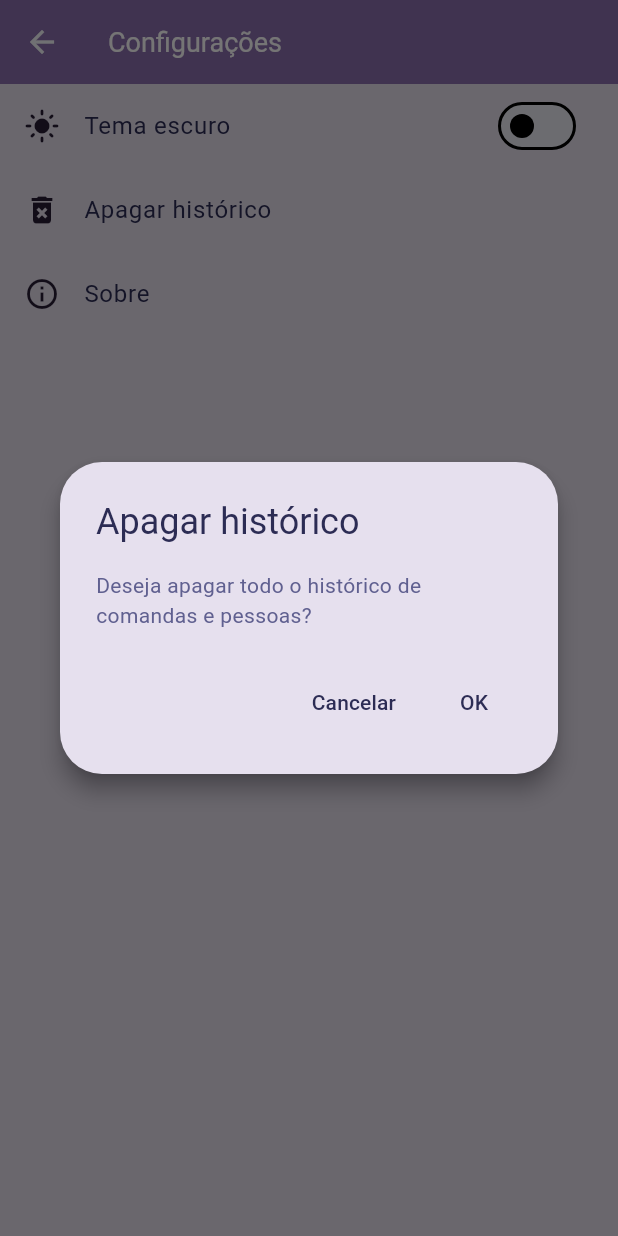
After one commit to robertobetini/divisor-de-comandas, a Flutter app: the SettingsPage screen opened directly, after a tap on "Apagar histórico", on a phone screen of 412 x 824 dp. The commit adds this screen. Run offline on Flutter 3.47's test engine with Material 3 defaults, Android fonts, the phone set to English and light mode, and no system bars; our stand-ins replace decimal; missing offline and left inert: sqlite3.

Commit message:
feat: UI improvements (light theme and better colors), broken dark theme and other stuff

```diff
--- /dev/null
+++ b/lib/constants.dart
@@ -0,0 +1,3 @@
+class Constants {
+  static const String settingsIsDarkModeOnParam = "isDarkModeOn";
+}
--- a/lib/factories/positioned_factory.dart
+++ b/lib/factories/page_indicator_factory.dart
@@ -1,6 +1,6 @@
 import 'package:flutter/material.dart';
 
-class PositionedFactory {
+class PageIndicatorFactory {
   static Positioned create(int pageCount, int currentPage) {
     return Positioned(
       bottom: 28,
@@ -15,7 +15,7 @@ class PositionedFactory {
             width: currentPage == index ? 12 : 8,
             height: currentPage == index ? 12 : 8,
             decoration: BoxDecoration(
-              color: currentPage == index ? const Color(0xFFE0E0E0) : const Color(0xFFA8A8A8),
+              color: currentPage == index ? const Color(0xFF8C75A8) : const Color(0xFF8E839A),
               shape: BoxShape.circle,
             ),
           ),
--- a/lib/main.dart
+++ b/lib/main.dart
@@ -1,25 +1,51 @@
 import 'package:divisao_contas/db/db_context.dart';
 import 'package:flutter/material.dart';
+import 'constants.dart';
 import 'pages/home_page.dart';
 import 'themes.dart';
+import 'repositories/settings_repository.dart';
+
+late SettingsRepository settingsRepository;
+late ThemeData currentTheme;
 
 void main() async {
   WidgetsFlutterBinding.ensureInitialized();
+  await DbContext.initDb();
 
-  await DbContext.initDb();
+  settingsRepository = SettingsRepository();
+  var isDarkModeOn = settingsRepository.getPreference<bool>(Constants.settingsIsDarkModeOnParam) ?? false;
+  currentTheme = isDarkModeOn ? darkTheme : lightPurpleTheme;
 
   runApp(const App());
 }
 
-class App extends StatelessWidget {
+class App extends StatefulWidget {
   const App({super.key});
 
   @override
+  State<App> createState() => _AppState();
+
+  static void setTheme(BuildContext context, ThemeData themeData) {
+    var state = context.findAncestorStateOfType<_AppState>();
+    if (state == null) {
+      throw Exception("_AppState não encontrado!");
+    }
+
+    state.setState(() {
+      currentTheme = themeData;
+    });
+  }
+
+}
+
+class _AppState extends State<App> {
+  @override
   Widget build(BuildContext context) {
     return MaterialApp(
-      title: 'Divisor de comandas',
-      theme: darkGreenTheme,
-      home: const HomePage(title: 'Divisor de comandas'),
+      title: "Divisor de comandas",
+      theme: currentTheme,
+      // darkTheme: darkGreenTheme,
+      home: const HomePage(title: "Divisor de comandas")
     );
   }
 }
--- a/lib/pages/order_form_pages/order_form_page.dart
+++ b/lib/pages/order_form_pages/order_form_page.dart
@@ -2,7 +2,7 @@ import 'package:decimal/decimal.dart';
 import 'package:divisao_contas/models/people.dart';
 import 'package:divisao_contas/repositories/order_repository.dart';
 import 'package:flutter/material.dart';
-import '../../factories/positioned_factory.dart';
+import '../../factories/page_indicator_factory.dart';
 import '../../models/order.dart';
 import '../../repositories/people_repository.dart';
 import 'page_1.dart';
@@ -90,7 +90,7 @@ class _OrderFormPageState extends State<OrderFormPage> {
             },
             children: pages,
           ),
-          PositionedFactory.create(pages.length, _currentPage),
+          PageIndicatorFactory.create(pages.length, _currentPage),
         ],
       ),
       floatingActionButton: FloatingActionButton(
--- a/lib/pages/order_form_pages/page_1.dart
+++ b/lib/pages/order_form_pages/page_1.dart
@@ -1,3 +1,4 @@
+import 'package:divisao_contas/custom_widgets/padded_list_view.dart';
 import 'package:flutter/material.dart';
 import 'package:decimal/decimal.dart';
 import '../../models/order.dart';
@@ -38,11 +39,11 @@ Widget createPage1(BuildContext context, Order order, Function setState, TextEdi
           ),
         ),
       Expanded(
-        child: ListView.builder(
+        child: PaddedListView(
           itemCount: orderItems.length,
           itemBuilder: (context, index) {
             var item = orderItems[index];
-            return ListTile(
+            return PaddedListTile(
               leading: Text("${item.quantity}x"),
               title: Text(item.product.name),
               subtitle: Text("\$${item.product.price.toStringAsFixed(2)} / un."),
--- a/lib/pages/order_form_pages/page_2.dart
+++ b/lib/pages/order_form_pages/page_2.dart
@@ -1,3 +1,4 @@
+import 'package:divisao_contas/custom_widgets/padded_list_view.dart';
 import 'package:flutter/material.dart';
 import '../../factories/edge_insets_factory.dart';
 import '../../models/order.dart';
@@ -33,7 +34,7 @@ Widget createPage2(BuildContext context, Order order, Function setState, TextEdi
         )
       ),
       Expanded(
-        child: ListView.builder(
+        child: PaddedListView(
           itemCount: payers.length,
           itemBuilder: (context, index) {
             var payer = payers[index];
@@ -114,7 +115,7 @@ Widget createPage2(BuildContext context, Order order, Function setState, TextEdi
               );
             children.add(addItemLinkButton);
 
-            return ExpansionTile(
+            return PaddedExpansionTile(
               title: Text(payer.people.name),
               children: children
             );
--- a/lib/pages/order_page.dart
+++ b/lib/pages/order_page.dart
@@ -1,5 +1,6 @@
 import 'package:flutter/material.dart';
 import 'package:intl/intl.dart';
+import '../custom_widgets/padded_list_view.dart';
 import 'order_form_pages/order_form_page.dart';
 import 'order_summary_page/order_summary_page.dart';
 import '../repositories/order_repository.dart';
@@ -37,12 +38,12 @@ class _OrderPageState extends State<OrderPage> {
       body: Column(
         children: [
           Expanded(
-            child: ListView.builder(
+            child: PaddedListView(
               itemCount: orders.length,
               itemBuilder: (context, index) {
                 var order = orders[index];
 
-                return ListTile(
+                return PaddedListTile(
                   leading: order.isClosed ? Icon(Icons.check_circle_outline) : const Text(""),
                   title: Text(dateFormatter.format(order.createdAt)),
                   subtitle: Text(order.description ?? ""),
--- a/lib/pages/order_summary_page/order_summary_page.dart
+++ b/lib/pages/order_summary_page/order_summary_page.dart
@@ -1,4 +1,4 @@
-import 'package:divisao_contas/factories/positioned_factory.dart';
+import 'package:divisao_contas/factories/page_indicator_factory.dart';
 import 'package:flutter/material.dart';
 import '../../repositories/order_repository.dart';
 import '../../models/order.dart';
@@ -54,7 +54,7 @@ class _OrderSummaryPageState extends State<OrderSummaryPage> {
             },
             children: pages
           ),
-          PositionedFactory.create(pages.length, _currentPage),
+          PageIndicatorFactory.create(pages.length, _currentPage),
         ],
       )
     );
--- a/lib/pages/order_summary_page/page_1.dart
+++ b/lib/pages/order_summary_page/page_1.dart
@@ -12,7 +12,10 @@ Widget createPage1(BuildContext context, Order order) {
   return Column(
     mainAxisSize: MainAxisSize.min,
     children: [
-      Text(dateFormatter.format(order.createdAt)),
+      Padding(
+        padding: EdgeInsets.fromLTRB(0, 5, 0, 0),
+        child: Text(dateFormatter.format(order.createdAt))
+      ),
       Text(order.description ?? ""),
       Expanded(
         child: ListView.builder(
--- /dev/null
+++ b/lib/pages/settings_page.dart
@@ -0,0 +1,121 @@
+import 'package:divisao_contas/repositories/settings_repository.dart';
+import 'package:divisao_contas/themes.dart';
+import 'package:flutter/material.dart';
+import '../constants.dart';
+import '../db/db_context.dart';
+import '../main.dart';
+
+final settingsRepository = SettingsRepository();
+
+MaterialPageRoute createSettingsRoute(BuildContext context) {
+  return SettingsPageRoute(builder: (context) => const SettingsPage(title: "Configurações"));
+}
+
+class SettingsPageRoute extends MaterialPageRoute<void> {
+  SettingsPageRoute({ required super.builder });
+}
+
+class SettingsPage extends StatefulWidget {
+  const SettingsPage({ required this.title });
+
+  final String title;
+
+  @override
+  State<SettingsPage> createState() => _SettingsPageState();
+}
+
+class _SettingsPageState extends State<SettingsPage> {
+  @override
+  Widget build(BuildContext context) {
+    var isDarkModeOn = settingsRepository.getPreference<bool>(Constants.settingsIsDarkModeOnParam) ?? false;
+
+    return Scaffold(
+      appBar: AppBar(
+        title: Text(widget.title)
+      ),
+      body: Column(
+        children: [
+          ListTile(
+            leading: isDarkModeOn ? Icon(Icons.dark_mode) : Icon(Icons.light_mode),
+            title: const Text("Tema escuro"),
+            trailing: Switch(
+              value: isDarkModeOn,
+              onChanged: (value) {
+                setState(() {
+                  settingsRepository.setPreference(Constants.settingsIsDarkModeOnParam, value);
+                  App.setTheme(context, value ? darkTheme : lightPurpleTheme);
+                });
+              }
+            )
+          ),
+          ListTile(
+            leading: Icon(Icons.delete_forever),
+            title: const Text("Apagar histórico"),
+            onTap: () async {
+              var result = await showDialog(
+                context: context,
+                builder: (context) {
+                  return AlertDialog(
+                    title: Text("Apagar histórico"),
+                    content: Text("Deseja apagar todo o histórico de comandas e pessoas?"),
+                    actions: [
+                      TextButton(
+                        onPressed: () => Navigator.of(context).pop(false),
+                        child: Text("Cancelar")
+                      ),
+                      TextButton(
+                        onPressed: () async {
+                          await DbContext.resetDb();
+
+                          if (!context.mounted) {
+                            return;
+                          }
+
+                          Navigator.of(context).pop(true);
+                        },
+                        child: Text("OK")
+                      )
+                    ]
+                  );
+                }
+              );
+
+              if (result == true && context.mounted) {
+                showDialog(
+                  context: context,
+                  builder: (context) {
+                    return AlertDialog(
+                      title: const Text("Apagar histórico"),
+                      content: Text("Todo o histórico de comandas e pessoas foi apagado"),
+                      actions: [
+                        TextButton(
+                          onPressed: () => Navigator.of(context).pop(false),
+                          child: Text("OK")
+                        )
+                      ],
+                    );
+                  }
+                );
+              }
+            },
+          ),
+          ListTile(
+            leading: Icon(Icons.info_outline),
+            title: const Text("Sobre"),
+            onTap: () => showAboutDialog(
+              context: context,
+              applicationName: "Divisor de comandas",
+              applicationVersion: "0.1.0",
+              applicationLegalese: '© 2025 Roberto Betini Junior',
+              children: [
+                const SizedBox(height: 16),
+                const Text('Projeto pessoal para gerenciar comandas virtuais.'),
+                const Text('Sem fins lucrativos.')
+              ],
+            )
+          )
+        ],
+      ),
+    );
+  }
+}
--- /dev/null
+++ b/lib/repositories/settings_repository.dart
@@ -0,0 +1,44 @@
+import '../db/db_context.dart';
+
+class SettingsRepository {
+  static final db = DbContext.connect();
+
+  void setPreference<T>(String key, T value) {
+    var valueType = T.toString().toLowerCase();
+
+    final stmt = db.prepare('''
+      INSERT INTO Settings (key, valueType, value) VALUES (?, ?, ?)
+      ON CONFLICT(key) DO UPDATE SET valueType = excluded.valueType, value = excluded.value
+    ''');
+    stmt.execute([key, valueType, value.toString()]);
+    stmt.dispose();
+  }
+
+  T? getPreference<T>(String key) {
+    final row = db
+      .select("SELECT * FROM Settings WHERE key = ?", [key])
+      .firstOrNull;
+
+    return _parseValue<T>(row?["value"]);
+  }
+
+  T? _parseValue<T>(String? value) {
+    if (value == null) {
+      return null;
+    }
+
+    var valueType = T.toString().toLowerCase();
+    switch (valueType) {
+      case "bool":
+        return bool.parse(value) as T;
+      case "string":
+        return value as T;
+      case "int":
+        return int.parse(value) as T;
+      case "double":
+        return double.parse(value) as T;
+      default:
+        return null;
+    }
+  }
+}
--- a/lib/themes.dart
+++ b/lib/themes.dart
@@ -2,33 +2,84 @@ import 'package:flutter/material.dart';
 
 final ThemeData darkTheme = ThemeData(
   brightness: Brightness.dark,
-  scaffoldBackgroundColor: const Color(0xFF121212),
+  scaffoldBackgroundColor: const Color(0xFF181818), // fundo um pouco mais claro
   colorScheme: const ColorScheme.dark(
-    primary: Color(0xFFE0E0E0), // texto destacado
-    secondary: Color(0xFFA0A0A0), // labels
-    surface: Color(0xFF1E1E1E),
-    background: Color(0xFF121212),
-    error: Color(0xFFB0B0B0), // cinza mais claro
-    onPrimary: Color(0xFF121212),
-    onSecondary: Color(0xFF121212),
-    onSurface: Color(0xFFE0E0E0),
-    onBackground: Color(0xFFE0E0E0),
-    onError: Color(0xFF121212),
+    primary: Color(0xFFCCCCCC), // texto destacado mais suave
+    secondary: Color(0xFF999999), // labels
+    surface: Color(0xFF222222), // cards/painéis mais claros
+    error: Color(0xFFA6A6A6), // cinza intermediário
+    onPrimary: Color(0xFF181818),
+    onSecondary: Color(0xFF181818),
+    onSurface: Color(0xFFCCCCCC),
+    onError: Color(0xFF181818),
   ),
-  dividerColor: const Color(0xFF2E2E2E),
+  dividerColor: const Color(0xFF2A2A2A),
   appBarTheme: const AppBarTheme(
-    backgroundColor: Color(0xFF1E1E1E),
-    titleTextStyle: TextStyle(color: Color(0xFFE0E0E0), fontSize: 18),
-    iconTheme: IconThemeData(color: Color(0xFFE0E0E0)),
+    backgroundColor: Color(0xFF222222),
+    titleTextStyle: TextStyle(color: Color(0xFFCCCCCC), fontSize: 18),
+    iconTheme: IconThemeData(color: Color(0xFFCCCCCC)),
   ),
   textTheme: const TextTheme(
-    bodyLarge: TextStyle(color: Color(0xFFE0E0E0)),
-    bodyMedium: TextStyle(color: Color(0xFFA0A0A0)),
+    bodyLarge: TextStyle(color: Color(0xFFCCCCCC)),
+    bodyMedium: TextStyle(color: Color(0xFF999999)),
   ),
   elevatedButtonTheme: ElevatedButtonThemeData(
     style: ElevatedButton.styleFrom(
-      backgroundColor: const Color.fromARGB(255, 200, 200, 200), // cinza claro
-      foregroundColor: const Color(0xFF121212), // texto escuro
+      backgroundColor: const Color(0xFFB5B5B5), // menos branco, mais cinza médio
+      foregroundColor: const Color(0xFF181818),
+      textStyle: const TextStyle(fontWeight: FontWeight.w600),
+      shape: RoundedRectangleBorder(
+        borderRadius: BorderRadius.circular(8),
+      ),
+    ),
+  ),
+  outlinedButtonTheme: OutlinedButtonThemeData(
+    style: OutlinedButton.styleFrom(
+      foregroundColor: const Color(0xFFCCCCCC),
+      side: const BorderSide(color: Color(0xFFCCCCCC)),
+    ),
+  ),
+  expansionTileTheme: ExpansionTileThemeData(
+    shape: RoundedRectangleBorder(borderRadius: BorderRadius.zero),
+    backgroundColor: const Color.fromARGB(10, 255, 255, 255), // menos destaque
+    collapsedBackgroundColor: Colors.transparent,
+  ),
+  listTileTheme: const ListTileThemeData(
+    leadingAndTrailingTextStyle: TextStyle(fontSize: 14, color: Color(0xFFCCCCCC)),
+  ),
+);
+
+final ThemeData lightPurpleTheme = ThemeData(
+  brightness: Brightness.light,
+  scaffoldBackgroundColor: const Color(0xFFE6E0EE),
+  cardColor: const Color(0xFFE6E0EE),
+  splashColor: const Color(0xFFB5A2CC),
+  highlightColor: const Color(0x88CEC1DD),
+  colorScheme: const ColorScheme.light(
+    primary: Color(0xFF2C2C54),
+    secondary: Color(0xFF606090),
+    surface: Color(0xFFECECF5),
+    error: Color(0xFF8C6FAF),
+    onPrimary: Color(0xFFF5F6FA),
+    onSecondary: Color(0xFFF5F6FA),
+    onSurface: Color(0xFF2C2C54),
+    onError: Color(0xFFF5F6FA),
+    background: const Color(0xFFE6E0EE),
+  ),
+  dividerColor: const Color(0xFFD0D0E6),
+  appBarTheme: const AppBarTheme(
+    backgroundColor: Color(0xFF8C6FAF),
+    titleTextStyle: TextStyle(fontSize: 18),
+    iconTheme: IconThemeData(color: Color(0xFFF5F6FA)),
+  ),
+  textTheme: const TextTheme(
+    bodyLarge: TextStyle(color: Color(0xFF2C2C54)),
+    bodyMedium: TextStyle(color: Color(0xFF606090)),
+  ),
+  elevatedButtonTheme: ElevatedButtonThemeData(
+    style: ElevatedButton.styleFrom(
+      backgroundColor: const Color(0xFF8C6FAF),
+      foregroundColor: const Color(0xFFF5F6FA),
       textStyle: const TextStyle(fontWeight: FontWeight.bold),
       shape: RoundedRectangleBorder(
         borderRadius: BorderRadius.circular(8),
@@ -37,65 +88,28 @@ final ThemeData darkTheme = ThemeData(
   ),
   outlinedButtonTheme: OutlinedButtonThemeData(
     style: OutlinedButton.styleFrom(
-      foregroundColor: const Color(0xFFE0E0E0),
-      side: const BorderSide(color: Color(0xFFE0E0E0)),
+      foregroundColor: const Color(0xFF2C2C54),
+      side: const BorderSide(color: Color(0xFF2C2C54)),
     ),
   ),
   expansionTileTheme: ExpansionTileThemeData(
-    shape: RoundedRectangleBorder(borderRadius: BorderRadius.zero),
-    backgroundColor: const Color.fromARGB(15, 255, 255, 255),
-    collapsedBackgroundColor: Colors.transparent,
+    shape: RoundedRectangleBorder(borderRadius: BorderRadius.all(Radius.zero)),
+    backgroundColor: const Color(0xCCB5A2CC),
+    collapsedBackgroundColor: const Color(0xBBCEC1DD)
   ),
   listTileTheme: ListTileThemeData(
-    leadingAndTrailingTextStyle: TextStyle(fontSize: 14)
+    selectedColor: Color(0xFF8C6FAF),
+    selectedTileColor: Color(0xFF8C6FAF),
+    iconColor: const Color(0xFF281D35),
+    leadingAndTrailingTextStyle: TextStyle(fontSize: 14, color: Color(0xFF2C2C54)),
+  ),
+  floatingActionButtonTheme: FloatingActionButtonThemeData(
+    backgroundColor: const Color(0xFF8C6FAF),
+    foregroundColor: const Color(0xFFF5F6FA),
+  ),
+  dialogTheme: DialogThemeData(
+    backgroundColor: const Color(0xFFE6E0EE),
+    shadowColor: const Color(0xFF1E1627),
+    iconColor: const Color(0xFF1E1627)
   )
 );
-
-final ThemeData darkGreenTheme = ThemeData(
-  brightness: Brightness.dark,
-  scaffoldBackgroundColor: const Color(0xFF121312), // quase preto, verde bem sutil
-  colorScheme: const ColorScheme.dark(
-    primary: Color(0xFFE0E0E0), // texto destacado (cinza claro)
-    secondary: Color(0xFFA8A8A8), // labels (cinza médio com nuance verde)
-    surface: Color(0xFF1C1D1C), // cards/painéis (cinza esverdeado bem leve)
-    error: Color(0xFFB5B5B5), // cinza claro mais frio
-    onPrimary: Color(0xFF121312),
-    onSecondary: Color(0xFF121312),
-    onSurface: Color(0xFFE0E0E0),
-    onError: Color(0xFF121312),
-  ),
-  dividerColor: const Color(0xFF2C2E2C), // divisória cinza neutra com viés verde
-  appBarTheme: const AppBarTheme(
-    backgroundColor: Color(0xFF1C1D1C),
-    titleTextStyle: TextStyle(color: Color(0xFFE0E0E0), fontSize: 18),
-    iconTheme: IconThemeData(color: Color(0xFFE0E0E0)),
-  ),
-  textTheme: const TextTheme(
-    bodyLarge: TextStyle(color: Color(0xFFE0E0E0)),
-    bodyMedium: TextStyle(color: Color(0xFFA8A8A8)),
-  ),
-  elevatedButtonTheme: ElevatedButtonThemeData(
-    style: ElevatedButton.styleFrom(
-      backgroundColor: const Color(0xFFCFCFCF), // quase cinza puro
-      foregroundColor: const Color(0xFF121312), // texto escuro
-      textStyle: const TextStyle(fontWeight: FontWeight.bold),
-      shape: RoundedRectangleBorder(
-        borderRadius: BorderRadius.circular(8),
-      ),
-    ),
-  ),
-  outlinedButtonTheme: OutlinedButtonThemeData(
-    style: OutlinedButton.styleFrom(
-      foregroundColor: const Color(0xFFE0E0E0),
-      side: const BorderSide(color: Color(0xFFE0E0E0)),
-    ),
-  ),
-  expansionTileTheme: ExpansionTileThemeData(
-    shape: RoundedRectangleBorder(borderRadius: BorderRadius.zero),
-    backgroundColor: const Color.fromARGB(15, 200, 220, 200), // cinza esverdeado leve
-    collapsedBackgroundColor: Colors.transparent,
-  ),
-  listTileTheme: const ListTileThemeData(
-    leadingAndTrailingTextStyle: TextStyle(fontSize: 14, color: Color(0xFFE0E0E0)),
-  ),
-);
--- a/pubspec.yaml
+++ b/pubspec.yaml
@@ -6,7 +6,7 @@ publish_to: 'none' # Remove this line if you wish to publish to pub.dev
 version: 0.0.1+1
 
 environment:
-  sdk: '>=2.19.4 <4.0.0'
+  sdk: '>=3.0.0 <4.0.0'
 
 dependencies:
   flutter:
```
Also changed, not shown: lib/custom_widgets/padded_list_view.dart (added, +43 -0 lines), lib/db/db_context.dart (+9 -0 lines), lib/factories/home_page_button_factory.dart (added, +27 -0 lines), lib/models/order.dart (+8 -1 lines), lib/pages/home_page.dart (+35 -56 lines), lib/pages/order_summary_page/page_2.dart (+5 -4 lines), lib/pages/people_page.dart (+4 -6 lines).
